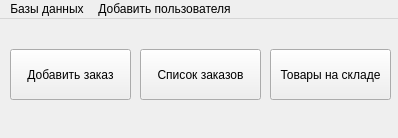
Shuv1Wolf/hackathon, file mainUI.ui: the form before one commit.
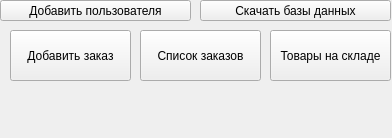
The form after the commit.

```diff
--- a/mainUI.ui
+++ b/mainUI.ui
@@ -6,7 +6,7 @@
    <rect>
     <x>0</x>
     <y>0</y>
-    <width>398</width>
+    <width>392</width>
     <height>138</height>
    </rect>
   </property>
@@ -53,28 +53,32 @@
      <string>Товары на складе</string>
     </property>
    </widget>
-  </widget>
-  <widget class="QMenuBar" name="menubar">
+   <widget class="QPushButton" name="reg_menu">
    <property name="geometry">
     <rect>
      <x>0</x>
      <y>0</y>
-     <width>398</width>
+      <width>191</width>
      <height>21</height>
     </rect>
    </property>
-   <widget class="QMenu" name="menu">
-    <property name="title">
-     <string>Базы данных</string>
-    </property>
-   </widget>
-   <widget class="QMenu" name="menu_2">
-    <property name="title">
+    <property name="text">
      <string>Добавить пользователя</string>
     </property>
    </widget>
-   <addaction name="menu"/>
-   <addaction name="menu_2"/>
+   <widget class="QPushButton" name="bases_menu">
+    <property name="geometry">
+     <rect>
+      <x>200</x>
+      <y>0</y>
+      <width>191</width>
+      <height>21</height>
+     </rect>
+    </property>
+    <property name="text">
+     <string>Скачать базы данных</string>
+    </property>
+   </widget>
   </widget>
  </widget>
  <resources/>
```
Left out of the diff: 2 changed lines with no effect on the pictures. Lines whose indentation alone changed are shown as unchanged.
